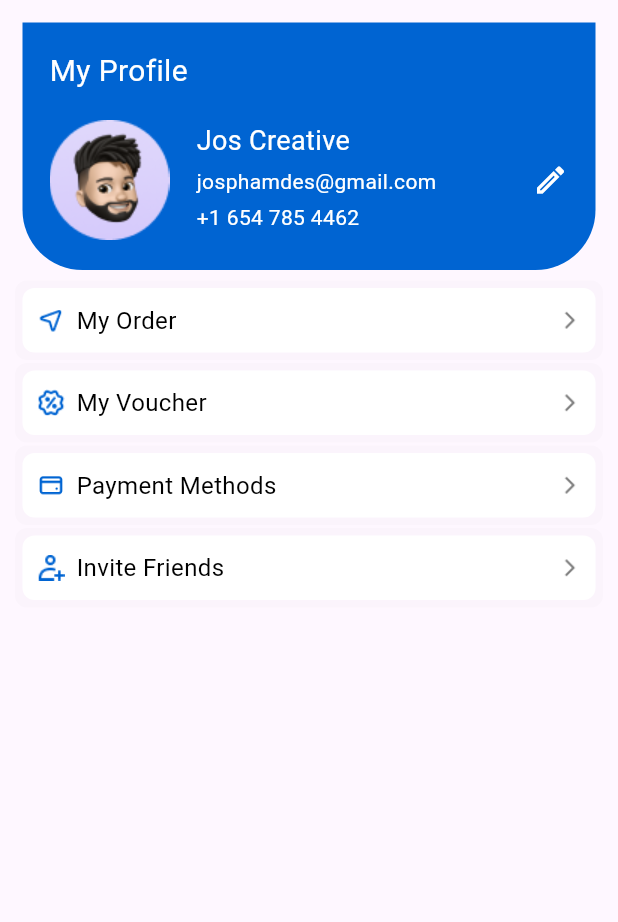
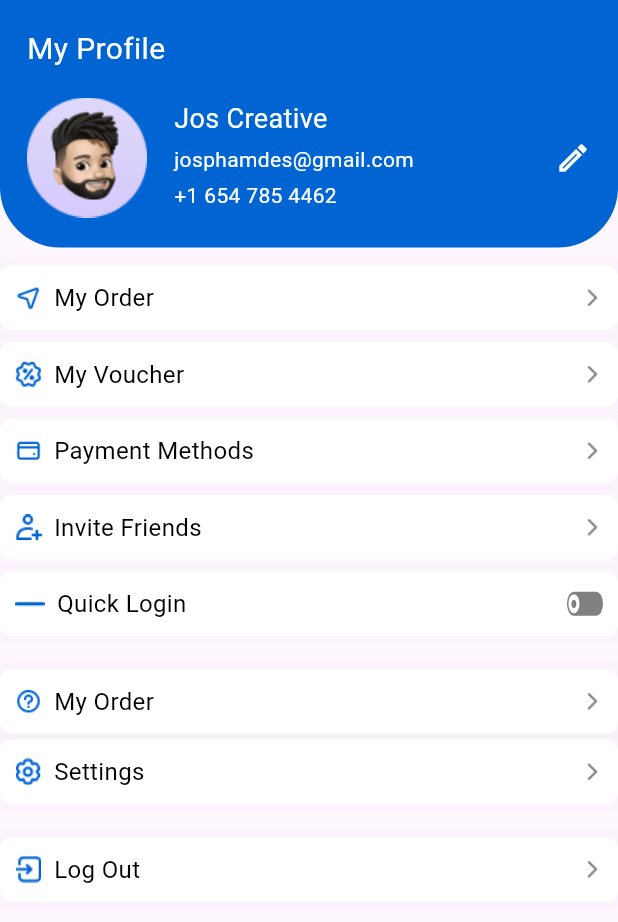
Before and after one commit to sevinchfarxodova/zs_uzairways, a Flutter app: the screen it shows after launch, on a phone screen of 412 x 824 dp. Shown: the top 922 px of the screen. Run offline on Flutter 3.47's test engine with Material 3 defaults, Android fonts, the phone set to English and light mode, and no system bars; drawn by our look-alikes of lite_rolling_switch; missing offline and left inert: ticket_widget.

```diff
--- a/lib/features/account_page/account.dart
+++ b/lib/features/account_page/account.dart
@@ -5,6 +5,7 @@ import 'package:zs_airways/features/account_page/widgets/acc_containers.dart';
 import 'package:zs_airways/features/account_page/widgets/profile_circle.dart';
 
 import '../../core/route/route_names.dart';
+import '../home_page/widgets/toogle_but.dart';
 
 class Account extends StatelessWidget {
   const Account({super.key});
@@ -16,34 +17,81 @@ class Account extends StatelessWidget {
         child: Expanded(
           child: Column(
             children: [
-              Container(
-                padding: EdgeInsets.all(15),
-                child: Column(
-                  children: [
+
               ProfileCircle(),
               SizedBox(height: 12,),
+
+              // 4 containers
               AccContainers(imgUrl: 'assets/images/tg.png', text: 'My Order', onPressed: () {
                 Navigator.pushNamed(context, RouteNames.selectSeats);
               },),
-                    SizedBox(height: 12,),
+              SizedBox(height: 8,),
               AccContainers(imgUrl: 'assets/images/Group 3.png', text: 'My Voucher', onPressed: () {
                 Navigator.pushNamed(context, RouteNames.selectSeats);
               },),
-                    SizedBox(height: 12,),
+              SizedBox(height: 8,),
               AccContainers(imgUrl: 'assets/images/credit_card.png', text: 'Payment Methods', onPressed: () {
                 Navigator.pushNamed(context, RouteNames.selectSeats);
               },),
-                    SizedBox(height: 12,),
+              SizedBox(height: 8,),
               AccContainers(imgUrl: 'assets/images/Shape.png', text: 'Invite Friends', onPressed: () {
                 Navigator.pushNamed(context, RouteNames.selectSeats);
               },),
+              SizedBox(height: 8,),
+
+              // quick login
+              Container(
+                padding: EdgeInsets.all(10),
+                decoration: BoxDecoration(
+                  color: Colors.white,
+                  borderRadius: BorderRadius.circular(8),
+                  boxShadow: [
+                    BoxShadow(
+                      color: Colors.black.withOpacity(0.01),
+                      spreadRadius: 5,
+                    ),
+                  ],
+                ),
+
+                // log in
+                child:  Row(
+                  mainAxisAlignment: MainAxisAlignment.spaceBetween,
+                  children: [
+                    Row(
+                        children:[
+                          Image.asset('assets/images/scaner_icon.png'),
+                          SizedBox(
+                              width:8
+                          ),
+                          Text('Quick Login',style: TextStyle(
+                              fontSize: 16,
+                              color: AppColors.black
+                          ),)
+                        ]
+                    ),
+                    ToogleBut(),
                   ],
                 ),
               ),
-            ],
+              SizedBox(height: 22,),
+
+              //order
+              AccContainers(imgUrl: 'assets/images/Navigation.png', text: 'My Order', onPressed: () {
+                Navigator.pushNamed(context, RouteNames.selectSeats);
+              },),
+              SizedBox(height: 4,),
+              AccContainers(imgUrl: 'assets/images/settings.png', text: 'Settings', onPressed: () {
+                Navigator.pushNamed(context, RouteNames.selectSeats);
+              },),
+
+              //log out
+              SizedBox(height: 22,),
+              AccContainers(imgUrl: 'assets/images/logout.png', text: 'Log Out', onPressed: () {
+                Navigator.pushNamed(context, RouteNames.selectSeats);
+              },)
+      ]
         ),
       ),
-      ),
-    );
+      ), );
   }
 }
```
Lines whose indentation alone changed are shown as unchanged.
